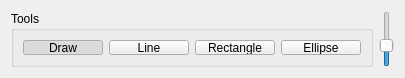
First picture: the form in src/GUI/ricobjectview/spriteValue.ui, repository spillerrec/RICcreator, before the edit.
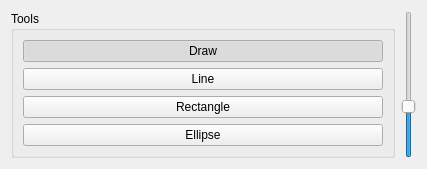
Second picture: the form after the edit.

Commit message: ADD: nxtCanvasEdit takes a nxtCopyOptions as drawing parameter. ADD: copyoptions_value added to spriteValue. FIX: nxtCopyOptions doesn't initialize. Optimized nxtCanvas a little bit.

Patch:
```diff
--- a/src/GUI/ricobjectview/spriteValue.ui
+++ b/src/GUI/ricobjectview/spriteValue.ui
@@ -6,10 +6,16 @@
    <rect>
     <x>0</x>
     <y>0</y>
-    <width>400</width>
-    <height>76</height>
+    <width>427</width>
+    <height>163</height>
    </rect>
   </property>
+  <property name="sizePolicy">
+   <sizepolicy hsizetype="Expanding" vsizetype="Expanding">
+    <horstretch>0</horstretch>
+    <verstretch>0</verstretch>
+   </sizepolicy>
+  </property>
   <property name="windowTitle">
    <string>Form</string>
   </property>
@@ -18,16 +24,10 @@
     <layout class="QHBoxLayout" name="horizontalLayout">
      <item>
       <widget class="QGroupBox" name="tool_box">
-       <property name="maximumSize">
-        <size>
-         <width>16777215</width>
-         <height>56</height>
-        </size>
-       </property>
        <property name="title">
         <string>Tools</string>
        </property>
-       <layout class="QHBoxLayout" name="horizontalLayout_2">
+       <layout class="QVBoxLayout" name="verticalLayout">
         <item>
          <widget class="QPushButton" name="tool_draw">
           <property name="text">
@@ -88,11 +88,11 @@
      </item>
      <item>
       <widget class="QSlider" name="zoom_slider">
-       <property name="maximumSize">
-        <size>
-         <width>16777215</width>
-         <height>56</height>
-        </size>
+       <property name="sizePolicy">
+        <sizepolicy hsizetype="Fixed" vsizetype="Preferred">
+         <horstretch>0</horstretch>
+         <verstretch>0</verstretch>
+        </sizepolicy>
        </property>
        <property name="toolTip">
         <string>Zoom level</string>
```
The commit also changes 6 other files.
